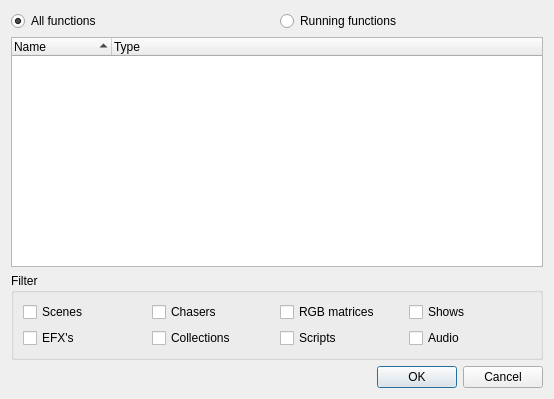
Before: the Qt Designer form ui/src/functionselection.ui in mcallegari/qlcplus, drawn with Qt 5.
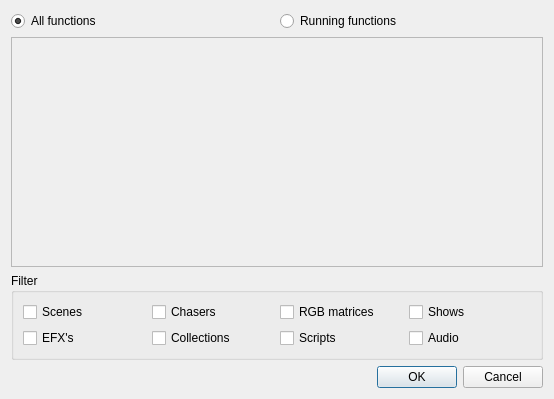
After: the same form once the commit is applied.

Diff of the .ui file:
```diff
--- a/ui/src/functionselection.ui
+++ b/ui/src/functionselection.ui
@@ -36,32 +36,36 @@
     </layout>
    </item>
    <item>
-    <widget class="QTreeWidget" name="m_tree">
-     <property name="alternatingRowColors">
-      <bool>true</bool>
+    <widget class="QFrame" name="frame">
+     <property name="sizePolicy">
+      <sizepolicy hsizetype="Preferred" vsizetype="Expanding">
+       <horstretch>0</horstretch>
+       <verstretch>0</verstretch>
+      </sizepolicy>
      </property>
-     <property name="rootIsDecorated">
-      <bool>false</bool>
+     <property name="frameShape">
+      <enum>QFrame::StyledPanel</enum>
      </property>
-     <property name="itemsExpandable">
-      <bool>false</bool>
+     <property name="frameShadow">
+      <enum>QFrame::Raised</enum>
      </property>
-     <property name="sortingEnabled">
-      <bool>true</bool>
-     </property>
-     <property name="allColumnsShowFocus">
-      <bool>true</bool>
-     </property>
-     <column>
-      <property name="text">
-       <string>Name</string>
+     <layout class="QVBoxLayout" name="verticalLayout_3">
+      <property name="leftMargin">
+       <number>0</number>
       </property>
-     </column>
-     <column>
-      <property name="text">
-       <string>Type</string>
+      <property name="topMargin">
+       <number>0</number>
       </property>
-     </column>
+      <property name="rightMargin">
+       <number>0</number>
+      </property>
+      <property name="bottomMargin">
+       <number>0</number>
+      </property>
+      <item>
+       <layout class="QVBoxLayout" name="m_treeVbox"/>
+      </item>
+     </layout>
     </widget>
    </item>
    <item>
```
